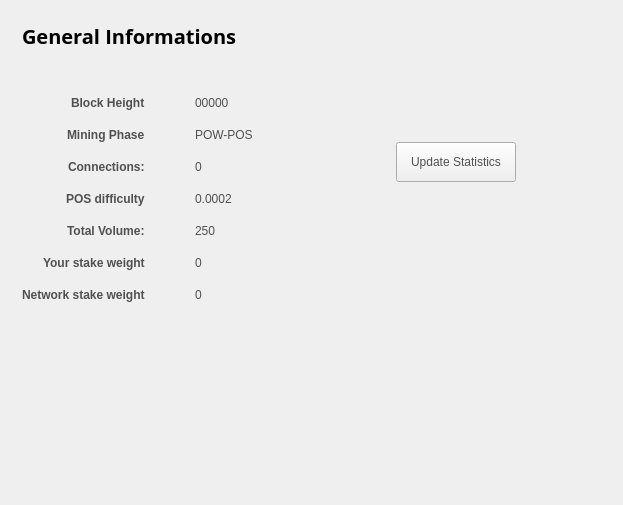
Old version of the form src/qt/forms/statisticspage.ui in the repository WhitecoinCore/whitecoin.
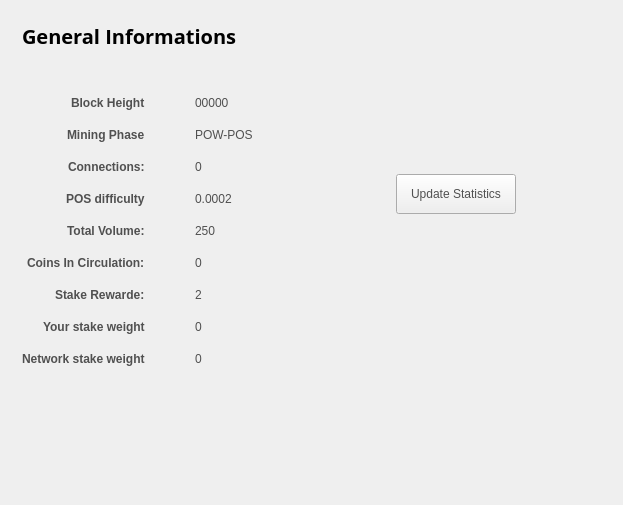
New version of the form.

```diff
--- a/src/qt/forms/statisticspage.ui
+++ b/src/qt/forms/statisticspage.ui
@@ -116,28 +116,28 @@
           </property>
          </widget>
         </item>
-        <item row="7" column="0">
+        <item row="9" column="0">
          <widget class="QLabel" name="label_10">
           <property name="text">
            <string>&lt;html&gt;&lt;head/&gt;&lt;body&gt;&lt;p&gt;&lt;span style=&quot; font-weight:600;&quot;&gt;Your stake weight&lt;/span&gt;&lt;/p&gt;&lt;/body&gt;&lt;/html&gt;</string>
           </property>
          </widget>
         </item>
-        <item row="7" column="1">
+        <item row="9" column="1">
          <widget class="QLabel" name="minBox">
           <property name="text">
            <string>0</string>
           </property>
          </widget>
         </item>
-        <item row="8" column="0">
+        <item row="10" column="0">
          <widget class="QLabel" name="label_11">
           <property name="text">
            <string>&lt;html&gt;&lt;head/&gt;&lt;body&gt;&lt;p&gt;&lt;span style=&quot; font-weight:600;&quot;&gt;Network stake weight&lt;/span&gt;&lt;/p&gt;&lt;/body&gt;&lt;/html&gt;</string>
           </property>
          </widget>
         </item>
-        <item row="8" column="1">
+        <item row="10" column="1">
          <widget class="QLabel" name="maxBox">
           <property name="text">
            <string>0</string>
@@ -165,6 +165,34 @@
           </property>
          </widget>
         </item>
+        <item row="8" column="0">
+         <widget class="QLabel" name="label">
+          <property name="text">
+           <string>&lt;html&gt;&lt;head/&gt;&lt;body&gt;&lt;p&gt;&lt;span style=&quot; font-weight:600;&quot;&gt;Stake Rewarde:&lt;/span&gt;&lt;/p&gt;&lt;/body&gt;&lt;/html&gt;</string>
+          </property>
+         </widget>
+        </item>
+        <item row="8" column="1">
+         <widget class="QLabel" name="rewardBox">
+          <property name="text">
+           <string>2</string>
+          </property>
+         </widget>
+        </item>
+        <item row="7" column="0">
+         <widget class="QLabel" name="label_2">
+          <property name="text">
+           <string>&lt;html&gt;&lt;head/&gt;&lt;body&gt;&lt;p&gt;&lt;span style=&quot; font-weight:600;&quot;&gt;Coins In Circulation:&lt;/span&gt;&lt;/p&gt;&lt;/body&gt;&lt;/html&gt;</string>
+          </property>
+         </widget>
+        </item>
+        <item row="7" column="1">
+         <widget class="QLabel" name="circBox">
+          <property name="text">
+           <string>0</string>
+          </property>
+         </widget>
+        </item>
        </layout>
       </item>
       <item row="1" column="0">
```
